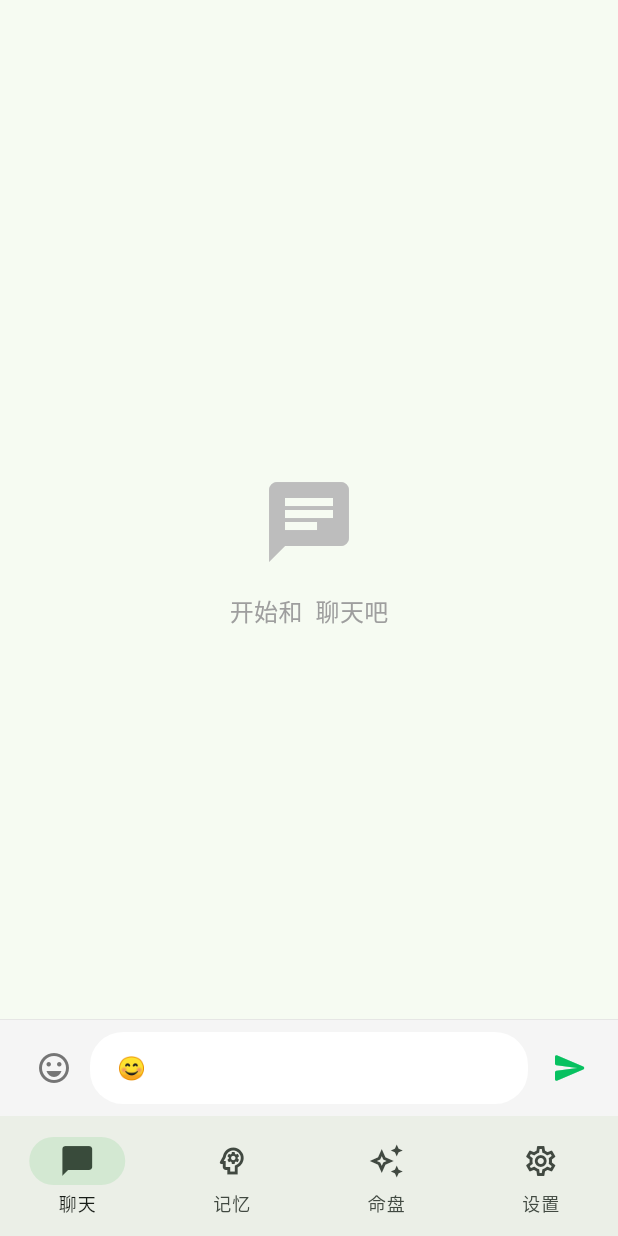
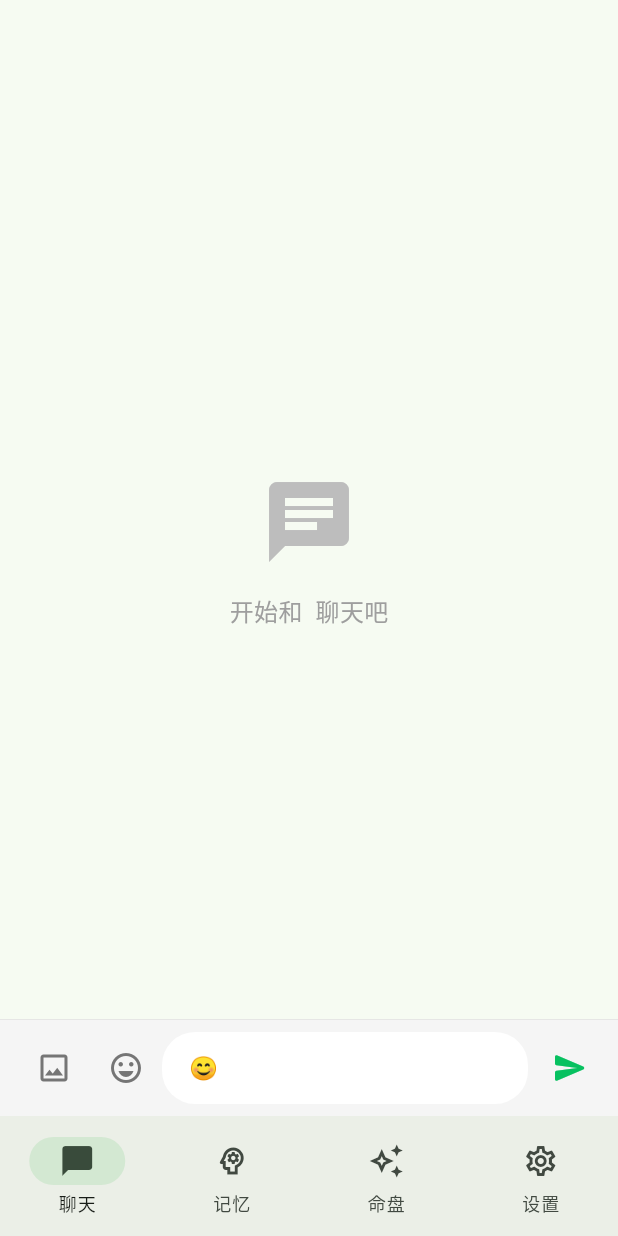
Before and after one commit to jydmm0421-pixel/boot, a Flutter app: the HomeScreen screen opened directly, after a tap on the "emoji emotions" icon, on a phone screen of 412 x 824 dp. Run offline on Flutter 3.47's test engine with Material 3 defaults, Android fonts, the phone set to English and light mode, and no system bars; our stand-ins replace file_picker, flutter_secure_storage, get, image_picker, shared_preferences, sqflite and 3 more; missing offline and left inert: dart_iztro; accounts and stored records are empty; statements that could not run were skipped.

Commit message:
feat: P0+P1 记忆修复/去人机感/图片收发/生图

```diff
--- a/lib/models/message.dart
+++ b/lib/models/message.dart
@@ -1,25 +1,33 @@
-/// 消息模型
+/// 消息模型 — 支持文字和图片
 class Message {
   final int? id;
   final String sessionId;
   final String role; // 'user' | 'assistant'
+  final String messageType; // 'text' | 'image'
   final String content;
+  final String? imageBase64; // 图片 base64 数据
   final DateTime createdAt;
 
   Message({
     this.id,
     required this.sessionId,
     required this.role,
-    required this.content,
+    this.messageType = 'text',
+    this.content = '',
+    this.imageBase64,
     DateTime? createdAt,
   }) : createdAt = createdAt ?? DateTime.now();
+
+  bool get isImage => messageType == 'image';
 
   Map<String, dynamic> toMap() {
     return {
       if (id != null) 'id': id,
       'session_id': sessionId,
       'role': role,
+      'message_type': messageType,
       'content': content,
+      'image_base64': imageBase64,
       'created_at': createdAt.toIso8601String(),
     };
   }
@@ -29,7 +37,9 @@ class Message {
       id: map['id'] as int?,
       sessionId: map['session_id'] as String,
       role: map['role'] as String,
-      content: map['content'] as String,
+      messageType: map['message_type'] as String? ?? 'text',
+      content: map['content'] as String? ?? '',
+      imageBase64: map['image_base64'] as String?,
       createdAt: DateTime.parse(map['created_at'] as String),
     );
   }
@@ -38,14 +48,18 @@ class Message {
     int? id,
     String? sessionId,
     String? role,
+    String? messageType,
     String? content,
+    String? imageBase64,
     DateTime? createdAt,
   }) {
     return Message(
       id: id ?? this.id,
       sessionId: sessionId ?? this.sessionId,
       role: role ?? this.role,
+      messageType: messageType ?? this.messageType,
       content: content ?? this.content,
+      imageBase64: imageBase64 ?? this.imageBase64,
       createdAt: createdAt ?? this.createdAt,
     );
   }
--- a/lib/screens/home_screen.dart
+++ b/lib/screens/home_screen.dart
@@ -17,6 +17,7 @@ class HomeScreen extends StatefulWidget {
 class _HomeScreenState extends State<HomeScreen> {
   int _currentIndex = 0;
   String _exName = 'TA';
+  final _memoryKey = GlobalKey<MemoryScreenState>();
 
   @override
   void initState() {
@@ -34,7 +35,7 @@ class _HomeScreenState extends State<HomeScreen> {
   Widget build(BuildContext context) {
     final screens = [
       ChatScreen(exName: _exName),
-      const MemoryScreen(),
+      MemoryScreen(key: _memoryKey),
       const FortuneScreen(),
       SettingsScreen(onNameChanged: (name) {
         setState(() => _exName = name);
@@ -50,6 +51,10 @@ class _HomeScreenState extends State<HomeScreen> {
         selectedIndex: _currentIndex,
         onDestinationSelected: (index) {
           setState(() => _currentIndex = index);
+          // 切换到记忆 tab 时自动刷新
+          if (index == 1) {
+            _memoryKey.currentState?.refresh();
+          }
         },
         destinations: const [
           NavigationDestination(
--- a/lib/screens/memory_screen.dart
+++ b/lib/screens/memory_screen.dart
@@ -9,10 +9,10 @@ class MemoryScreen extends StatefulWidget {
   const MemoryScreen({super.key});
 
   @override
-  State<MemoryScreen> createState() => _MemoryScreenState();
+  State<MemoryScreen> createState() => MemoryScreenState();
 }
 
-class _MemoryScreenState extends State<MemoryScreen> {
+class MemoryScreenState extends State<MemoryScreen> {
   List<Memory> _memories = [];
   int _messageCount = 0;
   bool _loading = true;
@@ -23,12 +23,18 @@ class _MemoryScreenState extends State<MemoryScreen> {
     _loadMemories();
   }
 
+  /// 公开刷新方法，供 HomeScreen 在 tab 切换时调用
+  Future<void> refresh() => _loadMemories();
+
   Future<void> _loadMemories() async {
     final config = context.read<ConfigService>();
     final memoryService = context.read<MemoryService>();
 
     final sessionId = await config.getCurrentSessionId();
-    if (sessionId == null) return;
+    if (sessionId == null) {
+      if (mounted) setState(() => _loading = false);
+      return;
+    }
 
     final memories = await memoryService.getAllMemories(sessionId);
     final stats = await memoryService.getStats(sessionId);
@@ -67,21 +73,25 @@ class _MemoryScreenState extends State<MemoryScreen> {
                       const SizedBox(height: 16),
                       Text(
                         '还没有记忆',
-                        style: TextStyle(fontSize: 16, color: Colors.grey[500]),
+                        style:
+                            TextStyle(fontSize: 16, color: Colors.grey[500]),
                       ),
                       const SizedBox(height: 8),
                       Text(
                         '多聊聊天，AI 会自动提取重要的记忆',
-                        style: TextStyle(fontSize: 13, color: Colors.grey[400]),
+                        style:
+                            TextStyle(fontSize: 13, color: Colors.grey[400]),
                       ),
                     ],
                   ),
                 )
-              : Column(
+              : RefreshIndicator(
+                  onRefresh: _loadMemories,
+                  child: Column(
                     children: [
                       // 统计卡片
                       Container(
-                      margin: const EdgeInsets.all(16),
+                        margin: const EdgeInsets.fromLTRB(16, 16, 16, 0),
                         padding: const EdgeInsets.all(16),
                         decoration: BoxDecoration(
                           color: Theme.of(context)
@@ -108,11 +118,10 @@ class _MemoryScreenState extends State<MemoryScreen> {
                           ],
                         ),
                       ),
-
                       // 记忆列表
                       Expanded(
                         child: ListView.builder(
-                        padding: const EdgeInsets.symmetric(horizontal: 16),
+                          padding: const EdgeInsets.all(16),
                           itemCount: _memories.length,
                           itemBuilder: (context, index) {
                             final mem = _memories[index];
@@ -122,23 +131,18 @@ class _MemoryScreenState extends State<MemoryScreen> {
                       ),
                     ],
                   ),
+                ),
     );
   }
 
   Widget _statItem(String label, String value) {
     return Column(
       children: [
-        Text(
-          value,
-          style: const TextStyle(
-            fontSize: 24,
-            fontWeight: FontWeight.bold,
-          ),
-        ),
-        Text(
-          label,
-          style: TextStyle(fontSize: 12, color: Colors.grey[600]),
-        ),
+        Text(value,
+            style:
+                const TextStyle(fontSize: 24, fontWeight: FontWeight.bold)),
+        Text(label,
+            style: TextStyle(fontSize: 12, color: Colors.grey[600])),
       ],
     );
   }
@@ -152,10 +156,7 @@ class _MemoryScreenState extends State<MemoryScreen> {
           _importanceIcon(mem.importance),
           color: _importanceColor(mem.importance),
         ),
-        title: Text(
-          mem.content,
-          style: const TextStyle(fontSize: 14),
-        ),
+        title: Text(mem.content, style: const TextStyle(fontSize: 14)),
         subtitle: Text(
           '重要性: ${mem.importance}/10  ·  ${_formatDate(mem.createdAt)}',
           style: TextStyle(fontSize: 12, color: Colors.grey[500]),
@@ -171,14 +172,14 @@ class _MemoryScreenState extends State<MemoryScreen> {
                 actions: [
                   TextButton(
                       onPressed: () => Navigator.pop(ctx),
-                    child: const Text('取消'),
-                  ),
+                      child: const Text('取消')),
                   TextButton(
                     onPressed: () {
                       Navigator.pop(ctx);
-                      _deleteMemory(mem.id!);
+                      _deleteMemory(mem.id ?? 0);
                     },
-                    style: TextButton.styleFrom(foregroundColor: Colors.red),
+                    style:
+                        TextButton.styleFrom(foregroundColor: Colors.red),
                     child: const Text('删除'),
                   ),
                 ],
--- a/lib/widgets/chat_input.dart
+++ b/lib/widgets/chat_input.dart
@@ -1,13 +1,17 @@
+import 'dart:io';
 import 'package:flutter/material.dart';
+import 'package:image_picker/image_picker.dart';
 
-/// 聊天输入栏
+/// 聊天输入栏 — 支持文字和图片
 class ChatInput extends StatefulWidget {
   final Function(String) onSend;
+  final Function(File)? onSendImage;
   final bool enabled;
 
   const ChatInput({
     super.key,
     required this.onSend,
+    this.onSendImage,
     this.enabled = true,
   });
 
@@ -18,6 +22,7 @@ class ChatInput extends StatefulWidget {
 class _ChatInputState extends State<ChatInput> {
   final _controller = TextEditingController();
   final _focusNode = FocusNode();
+  final _picker = ImagePicker();
 
   void _handleSend() {
     final text = _controller.text.trim();
@@ -25,6 +30,18 @@ class _ChatInputState extends State<ChatInput> {
     widget.onSend(text);
     _controller.clear();
     _focusNode.requestFocus();
+  }
+
+  Future<void> _pickImage() async {
+    final file = await _picker.pickImage(
+      source: ImageSource.gallery,
+      maxWidth: 1024,
+      maxHeight: 1024,
+      imageQuality: 85,
+    );
+    if (file != null && widget.onSendImage != null) {
+      widget.onSendImage!(File(file.path));
+    }
   }
 
   @override
@@ -40,9 +57,7 @@ class _ChatInputState extends State<ChatInput> {
 
     return Container(
       padding: EdgeInsets.only(
-        left: 12,
-        right: 8,
-        top: 8,
+        left: 12, right: 8, top: 8,
         bottom: MediaQuery.of(context).padding.bottom + 8,
       ),
       decoration: BoxDecoration(
@@ -57,18 +72,20 @@ class _ChatInputState extends State<ChatInput> {
       child: Row(
         crossAxisAlignment: CrossAxisAlignment.end,
         children: [
-          // Emoji 按钮
+          // 图片按钮
           IconButton(
-            icon: Icon(Icons.emoji_emotions_outlined,
-                color: Colors.grey[600]),
-            onPressed: () {
-              // 简单 emoji 选择器（后续可扩展）
-              _controller.text += '😊';
-            },
+            icon: Icon(Icons.image_outlined, color: Colors.grey[600]),
+            onPressed: widget.enabled ? _pickImage : null,
             padding: EdgeInsets.zero,
             constraints: const BoxConstraints(minWidth: 40, minHeight: 40),
           ),
-
+          // Emoji 按钮
+          IconButton(
+            icon: Icon(Icons.emoji_emotions_outlined, color: Colors.grey[600]),
+            onPressed: () => _controller.text += '😊',
+            padding: EdgeInsets.zero,
+            constraints: const BoxConstraints(minWidth: 40, minHeight: 40),
+          ),
           // 输入框
           Expanded(
             child: TextField(
@@ -84,8 +101,7 @@ class _ChatInputState extends State<ChatInput> {
                 hintStyle: TextStyle(color: Colors.grey[500], fontSize: 15),
                 filled: true,
                 fillColor: isDark ? Colors.grey[850] : Colors.white,
-                contentPadding: const EdgeInsets.symmetric(
-                    horizontal: 14, vertical: 10),
+                contentPadding: const EdgeInsets.symmetric(horizontal: 14, vertical: 10),
                 border: OutlineInputBorder(
                   borderRadius: BorderRadius.circular(22),
                   borderSide: BorderSide.none,
@@ -94,9 +110,7 @@ class _ChatInputState extends State<ChatInput> {
               style: const TextStyle(fontSize: 15),
             ),
           ),
-
           const SizedBox(width: 4),
-
           // 发送按钮
           IconButton(
             icon: const Icon(Icons.send_rounded),
--- a/pubspec.yaml
+++ b/pubspec.yaml
@@ -41,6 +41,8 @@ dependencies:
   path_provider: ^2.1.5
   path: ^1.9.1
   http: ^1.3.0
+  image_picker: ^1.1.2
+  image: ^4.3.0
   provider: ^6.1.2
   shared_preferences: ^2.3.4
   flutter_secure_storage: ^9.2.4
```
Also changed, not shown: lib/screens/chat_screen.dart (+33 -2 lines), lib/services/database_service.dart (+14 -2 lines), lib/services/humanizer_service.dart (+6 -12 lines), lib/services/image_gen_service.dart (added, +51 -0 lines), lib/services/llm_service.dart (+24 -29 lines), lib/services/memory_service.dart (+10 -3 lines), lib/widgets/chat_bubble.dart (+22 -3 lines), pubspec.lock, 2 other files. Lines whose indentation alone changed are shown as unchanged.
